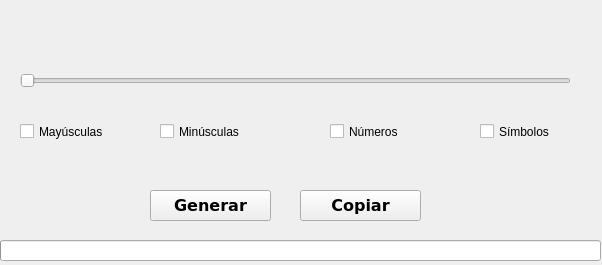
Old version of the form widget.ui in the repository alvarosamudio/Password-Generator.
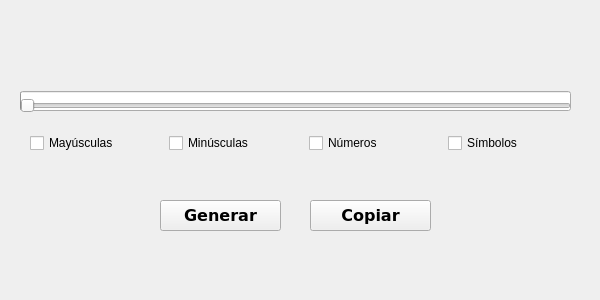
New version of the form.

The edit to the form file:
```diff
--- a/widget.ui
+++ b/widget.ui
@@ -6,8 +6,8 @@
    <rect>
     <x>0</x>
     <y>0</y>
-    <width>602</width>
-    <height>265</height>
+    <width>600</width>
+    <height>300</height>
    </rect>
   </property>
   <property name="windowTitle">
@@ -17,9 +17,9 @@
    <property name="geometry">
     <rect>
      <x>20</x>
-     <y>60</y>
+     <y>90</y>
      <width>551</width>
-     <height>41</height>
+     <height>31</height>
     </rect>
    </property>
    <property name="maximum">
@@ -32,65 +32,13 @@
     <enum>Qt::Horizontal</enum>
    </property>
   </widget>
-  <widget class="QCheckBox" name="checkBox">
-   <property name="geometry">
-    <rect>
-     <x>160</x>
-     <y>120</y>
-     <width>101</width>
-     <height>23</height>
-    </rect>
-   </property>
-   <property name="text">
-    <string>Minúsculas</string>
-   </property>
-  </widget>
-  <widget class="QCheckBox" name="checkBox_2">
-   <property name="geometry">
-    <rect>
-     <x>20</x>
-     <y>120</y>
-     <width>101</width>
-     <height>23</height>
-    </rect>
-   </property>
-   <property name="text">
-    <string>Mayúsculas</string>
-   </property>
-  </widget>
-  <widget class="QCheckBox" name="checkBox_3">
-   <property name="geometry">
-    <rect>
-     <x>480</x>
-     <y>120</y>
-     <width>141</width>
-     <height>23</height>
-    </rect>
-   </property>
-   <property name="text">
-    <string>Símbolos</string>
-   </property>
-  </widget>
-  <widget class="QCheckBox" name="checkBox_4">
-   <property name="geometry">
-    <rect>
-     <x>330</x>
-     <y>120</y>
-     <width>101</width>
-     <height>23</height>
-    </rect>
-   </property>
-   <property name="text">
-    <string>Números</string>
-   </property>
-  </widget>
   <widget class="QProgressBar" name="progressBar">
    <property name="geometry">
     <rect>
-     <x>0</x>
-     <y>240</y>
-     <width>601</width>
-     <height>21</height>
+     <x>20</x>
+     <y>91</y>
+     <width>551</width>
+     <height>20</height>
     </rect>
    </property>
    <property name="maximum">
@@ -99,6 +47,9 @@
    <property name="value">
     <number>0</number>
    </property>
+   <property name="alignment">
+    <set>Qt::AlignCenter</set>
+   </property>
    <property name="textVisible">
     <bool>false</bool>
    </property>
@@ -109,8 +60,8 @@
   <widget class="QPushButton" name="Copiar">
    <property name="geometry">
     <rect>
-     <x>300</x>
-     <y>190</y>
+     <x>310</x>
+     <y>200</y>
      <width>121</width>
      <height>31</height>
     </rect>
@@ -130,8 +81,8 @@
   <widget class="QPushButton" name="Generar">
    <property name="geometry">
     <rect>
-     <x>150</x>
-     <y>190</y>
+     <x>160</x>
+     <y>200</y>
      <width>121</width>
      <height>31</height>
     </rect>
@@ -152,7 +103,7 @@
    <property name="geometry">
     <rect>
      <x>20</x>
-     <y>10</y>
+     <y>30</y>
      <width>551</width>
      <height>20</height>
     </rect>
@@ -169,7 +120,58 @@
    <property name="scaledContents">
     <bool>true</bool>
    </property>
+   <property name="alignment">
+    <set>Qt::AlignCenter</set>
+   </property>
   </widget>
+  <widget class="QWidget" name="">
+   <property name="geometry">
+    <rect>
+     <x>30</x>
+     <y>130</y>
+     <width>551</width>
+     <height>26</height>
+    </rect>
+   </property>
+   <layout class="QHBoxLayout" name="horizontalLayout">
+    <item>
+     <widget class="QCheckBox" name="checkBox_2">
+      <property name="text">
+       <string>Mayúsculas</string>
+      </property>
+     </widget>
+    </item>
+    <item>
+     <widget class="QCheckBox" name="checkBox">
+      <property name="text">
+       <string>Minúsculas</string>
+      </property>
+     </widget>
+    </item>
+    <item>
+     <widget class="QCheckBox" name="checkBox_4">
+      <property name="text">
+       <string>Números</string>
+      </property>
+     </widget>
+    </item>
+    <item>
+     <widget class="QCheckBox" name="checkBox_3">
+      <property name="text">
+       <string>Símbolos</string>
+      </property>
+     </widget>
+    </item>
+   </layout>
+  </widget>
+  <zorder>progressBar</zorder>
+  <zorder>horizontalSlider</zorder>
+  <zorder>checkBox_2</zorder>
+  <zorder>checkBox_3</zorder>
+  <zorder>checkBox_4</zorder>
+  <zorder>Copiar</zorder>
+  <zorder>Generar</zorder>
+  <zorder>label</zorder>
  </widget>
  <resources/>
  <connections/>
```
Left out of the diff: 3 changed lines with no effect on the pictures.
